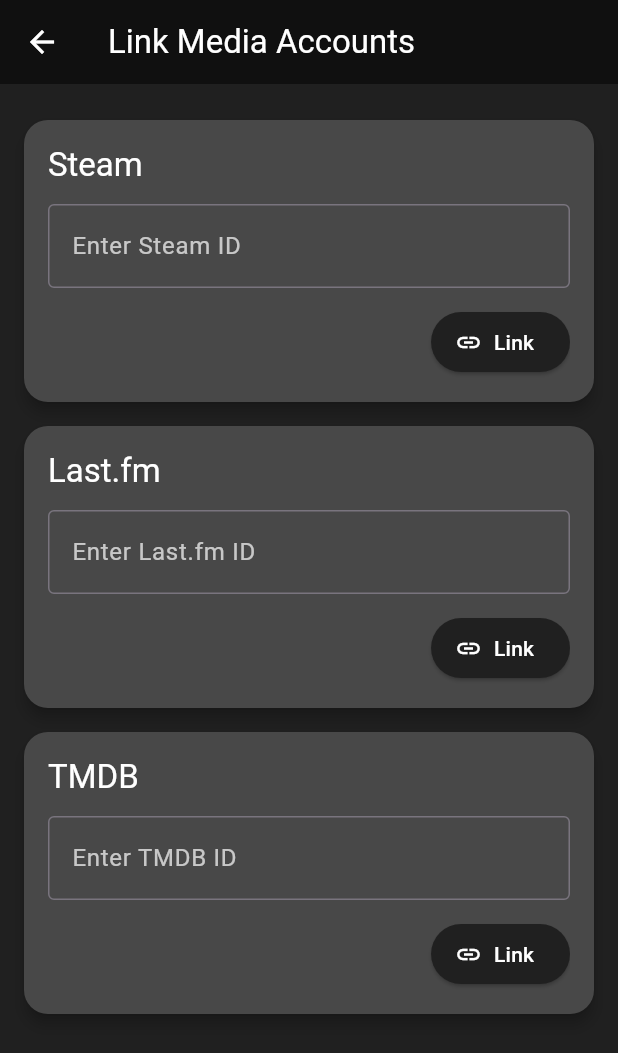
After one commit to mcmahon-sean/media-tracker, a Flutter app: the AccountLinkingScreen screen opened by its route, on a phone screen of 412 x 824 dp. The commit adds this screen. Shown: the top 1053 px of the screen. Run offline on Flutter 3.47's test engine with Material 3 defaults, Android fonts, the phone set to English and light mode, and no system bars; our stand-ins replace flutter_riverpod, supabase_flutter; accounts and stored records are empty; network calls fail.

Commit message:
Account Linking screen created
- Created the account linking screen, which will allow user's to link their respective third party services. This only sets the credentials in the auth provider, and does not post this data to the DB.

- If a user with no saved credentials that can be pulled from the DB logs in, the media screen prompts them to link their accounts, and will navigate to the account linking screen.

- Created the link_account_card widget, that handles the creation of each of the three cards to capture user credentials.

- Updated the main.dart file to include routing options for the app

```diff
--- /dev/null
+++ b/Mobile/media_tracker_mobile/lib/screens/account_linking_screen.dart
@@ -0,0 +1,48 @@
+import 'package:flutter/material.dart';
+import 'package:flutter_riverpod/flutter_riverpod.dart';
+import '../providers/auth_provider.dart';
+import 'widgets/link_account_card.dart';
+
+class AccountLinkingScreen extends ConsumerWidget {
+  const AccountLinkingScreen({super.key});
+
+  @override
+  Widget build(BuildContext context, WidgetRef ref) {
+    final auth = ref.watch(authProvider);
+    final notifier = ref.read(authProvider.notifier);
+
+    return Scaffold(
+      appBar: AppBar(
+        title: const Text('Link Media Accounts'),
+      ),
+      body: SingleChildScrollView(
+        padding: const EdgeInsets.symmetric(vertical: 16),
+        child: Column(
+          children: [
+            LinkAccountCard(
+              platformName: 'Steam',
+              linkedValue: auth.steamId,
+              onLink: (id) => notifier.updateSteamId(id),
+              onUnlink: () => notifier.updateSteamId(null),
+              onEdit: () {}, // Optional: you can handle UI state separately
+            ),
+            LinkAccountCard(
+              platformName: 'Last.fm',
+              linkedValue: auth.lastFmUsername,
+              onLink: (username) => notifier.updateLastFmUsername(username),
+              onUnlink: () => notifier.updateLastFmUsername(null),
+              onEdit: () {},
+            ),
+            LinkAccountCard(
+              platformName: 'TMDB',
+              linkedValue: auth.tmdbSessionId,
+              onLink: (sessionId) => notifier.updateTmdbSessionId(sessionId),
+              onUnlink: () => notifier.updateTmdbSessionId(null),
+              onEdit: () {},
+            ),
+          ],
+        ),
+      ),
+    );
+  }
+}
--- /dev/null
+++ b/Mobile/media_tracker_mobile/lib/screens/widgets/link_account_card.dart
@@ -0,0 +1,194 @@
+import 'package:flutter/material.dart';
+import 'package:flutter_riverpod/flutter_riverpod.dart';
+import 'package:media_tracker_test/models/theme.dart';
+
+class LinkAccountCard extends ConsumerStatefulWidget {
+  final String platformName;
+  final String? linkedValue;
+  final void Function(String) onLink;
+  final VoidCallback onUnlink;
+  final VoidCallback onEdit;
+
+  const LinkAccountCard({
+    super.key,
+    required this.platformName,
+    required this.linkedValue,
+    required this.onLink,
+    required this.onUnlink,
+    required this.onEdit,
+  });
+
+  @override
+  ConsumerState<LinkAccountCard> createState() => _LinkAccountCardState();
+}
+
+class _LinkAccountCardState extends ConsumerState<LinkAccountCard> {
+  final _controller = TextEditingController();
+  bool _showCredential = false;
+  bool _editMode = false;
+
+  @override
+  void initState() {
+    super.initState();
+    _controller.text = widget.linkedValue ?? '';
+  }
+
+  @override
+  void didUpdateWidget(covariant LinkAccountCard oldWidget) {
+    super.didUpdateWidget(oldWidget);
+    // When the account is unlinked externally
+    if (oldWidget.linkedValue != widget.linkedValue &&
+        widget.linkedValue == null) {
+      setState(() {
+        _editMode = false;
+        _showCredential = false;
+        _controller.clear();
+      });
+    }
+
+    // When it's linked or updated (still keeps old behavior)
+    if (oldWidget.linkedValue != widget.linkedValue &&
+        widget.linkedValue != null &&
+        !_editMode) {
+      _controller.text = widget.linkedValue!;
+    }
+  }
+
+  @override
+  Widget build(BuildContext context) {
+    print('[${widget.platformName}] linkedValue: ${widget.linkedValue}');
+    return SizedBox(
+      width: double.infinity, // Ensures full width
+      child: Card(
+        color: const Color.fromARGB(255, 72, 72, 72),
+        margin: const EdgeInsets.symmetric(vertical: 8, horizontal: 16),
+        elevation: 4,
+        shape: RoundedRectangleBorder(borderRadius: BorderRadius.circular(16)),
+        child: Padding(
+          padding: const EdgeInsets.all(16),
+          child: Column(
+            crossAxisAlignment: CrossAxisAlignment.start,
+            children: [
+              Text(
+                widget.platformName,
+                style: Theme.of(
+                  context,
+                ).textTheme.titleLarge?.copyWith(color: Colors.white),
+              ),
+              const SizedBox(height: 12),
+              AnimatedCrossFade(
+                crossFadeState:
+                    (widget.linkedValue == null || _editMode)
+                        ? CrossFadeState.showFirst
+                        : CrossFadeState.showSecond,
+                duration: const Duration(milliseconds: 200),
+                firstChild: Column(
+                  crossAxisAlignment: CrossAxisAlignment.start,
+                  children: [
+                    TextField(
+                      controller: _controller,
+                      style: const TextStyle(color: Colors.white),
+                      decoration: InputDecoration(
+                        labelText: 'Enter ${widget.platformName} ID',
+                        labelStyle: const TextStyle(color: Colors.white70),
+                        border: const OutlineInputBorder(),
+                      ),
+                    ),
+                    const SizedBox(height: 12),
+                    Row(
+                      mainAxisAlignment: MainAxisAlignment.end,
+                      children: [
+                        ElevatedButton.icon(
+                          style: ElevatedButton.styleFrom(
+                            backgroundColor: colorPrimary,
+                          ),
+                          icon: const Icon(Icons.link),
+                          label: const Text('Link'),
+                          onPressed: () {
+                            final input = _controller.text.trim();
+                            if (input.isNotEmpty) {
+                              widget.onLink(input);
+                              setState(() {
+                                _editMode = false;
+                                _showCredential = false;
+                              });
+                            }
+                          },
+                        ),
+                      ],
+                    ),
+                  ],
+                ),
+                secondChild: Column(
+                  crossAxisAlignment: CrossAxisAlignment.start,
+                  children: [
+                    Text(
+                      _showCredential
+                          ? widget.linkedValue!
+                          : '••••••••••••••••',
+                      style: const TextStyle(fontSize: 16, color: Colors.white),
+                    ),
+                    const SizedBox(height: 8),
+                    Center(
+                      child: Row(
+                        mainAxisSize: MainAxisSize.min,
+                        children: [
+                          TextButton.icon(
+                            icon: Icon(
+                              _showCredential
+                                  ? Icons.visibility_off
+                                  : Icons.visibility,
+                            ),
+                            label: Text(_showCredential ? 'Hide' : 'Reveal'),
+                            onPressed: () {
+                              setState(() {
+                                _showCredential = !_showCredential;
+                              });
+                            },
+                            style: TextButton.styleFrom(
+                              foregroundColor: Colors.black,
+                            ),
+                          ),
+                          TextButton.icon(
+                            icon: const Icon(Icons.edit),
+                            label: const Text('Edit'),
+                            onPressed: () {
+                              _controller.text = widget.linkedValue!;
+                              setState(() {
+                                _editMode = true;
+                              });
+                              widget.onEdit();
+                            },
+                            style: TextButton.styleFrom(
+                              foregroundColor: Colors.black,
+                            ),
+                          ),
+                          TextButton.icon(
+                            icon: const Icon(Icons.delete),
+                            label: const Text('Unlink'),
+                            onPressed: () {
+                              widget
+                                  .onUnlink(); // ✅ properly calls external clear logic
+                              setState(() {
+                                _showCredential = false;
+                                _editMode = false;
+                                _controller.clear();
+                              });
+                            },
+                            style: TextButton.styleFrom(
+                              foregroundColor: Colors.red,
+                            ),
+                          ),
+                        ],
+                      ),
+                    ),
+                  ],
+                ),
+              ),
+            ],
+          ),
+        ),
+      ),
+    );
+  }
+}
```
Also changed, not shown: Mobile/media_tracker_mobile/lib/main.dart (+15 -5 lines), Mobile/media_tracker_mobile/lib/providers/auth_provider.dart (+28 -6 lines), Mobile/media_tracker_mobile/lib/screens/media_screen.dart (+0 -8 lines).
